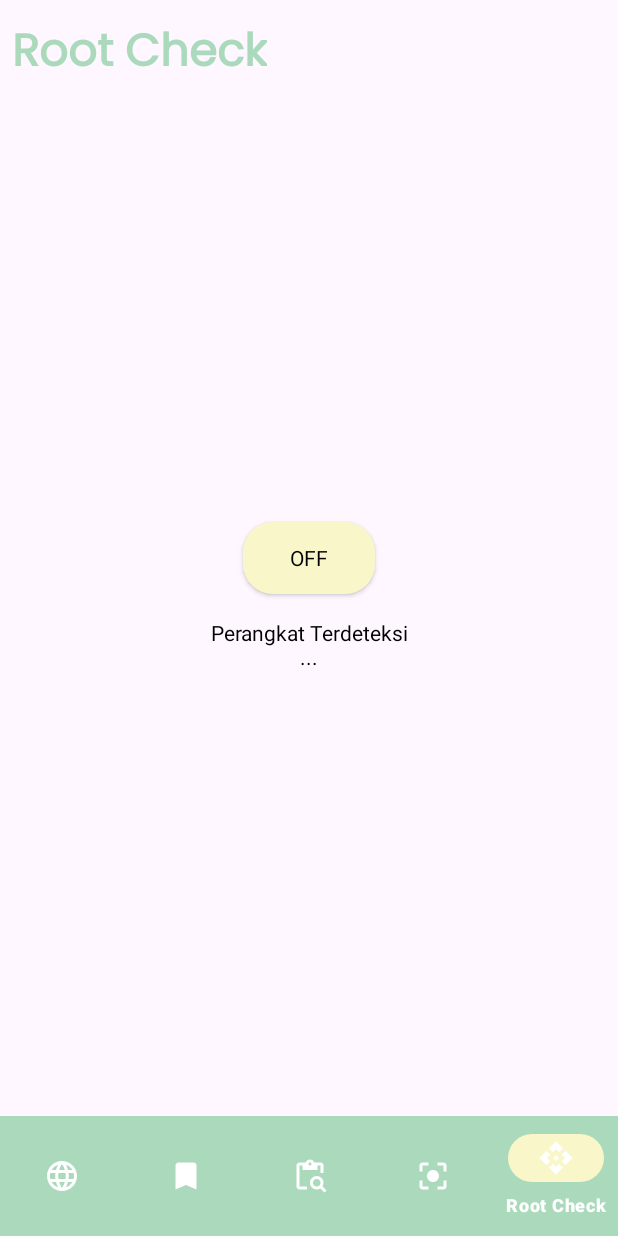
After one commit to msandypr/android-news-app, an Android app: the RootCheckFragment screen opened through its navigation route, on a phone screen of 412 x 824 dp. The commit adds this screen. Run offline under Robolectric (Android 15) with nearby library versions, the phone set to English and light mode, and no system bars; our stand-ins replace Room's generated code, navigation-ui; libraries missing offline, so code that uses them is left out: com.scottyab.rootbeer; pictures from the network do not load.

Commit message:
feat: root detection

```diff
--- a/app/build.gradle.kts
+++ b/app/build.gradle.kts
@@ -98,4 +98,7 @@ dependencies {
     implementation("com.google.firebase:firebase-crashlytics")
     implementation("com.google.firebase:firebase-analytics")
 
+    //rootbeer
+    implementation ("com.scottyab:rootbeer-lib:0.0.9")
+
 }
--- a/app/src/main/AndroidManifest.xml
+++ b/app/src/main/AndroidManifest.xml
@@ -10,6 +10,7 @@
     <uses-permission android:name="android.permission.INTERNET" />
     <uses-permission android:name="android.permission.CAMERA" />
     <uses-permission android:name="android.permission.WRITE_EXTERNAL_STORAGE" />
+    <uses-permission android:name="android.permission.READ_PHONE_STATE" />
 
     <application
         android:allowBackup="true"
--- /dev/null
+++ b/app/src/main/java/com/msandypr/thesandynews/ui/fragments/RootCheckFragment.kt
@@ -0,0 +1,104 @@
+package com.msandypr.thesandynews.ui.fragments
+
+import android.annotation.SuppressLint
+import android.content.res.ColorStateList
+import android.os.Bundle
+import android.text.Spannable
+import android.text.SpannableString
+import android.text.style.ForegroundColorSpan
+import androidx.fragment.app.Fragment
+import android.view.LayoutInflater
+import android.view.View
+import android.view.ViewGroup
+import android.widget.TextView
+import android.widget.Toast
+import android.widget.ToggleButton
+import androidx.core.content.ContextCompat
+import com.msandypr.thesandynews.R
+import com.scottyab.rootbeer.RootBeer
+
+class RootCheckFragment : Fragment() {
+    private lateinit var toggleButton: ToggleButton
+    private lateinit var statusTextView: TextView
+
+    private var originalButtonBackgroundColor: Int = 0
+
+    override fun onCreateView(
+        inflater: LayoutInflater,
+        container: ViewGroup?,
+        savedInstanceState: Bundle?
+    ): View? {
+        return inflater.inflate(R.layout.fragment_root_check, container, false)
+    }
+
+    @SuppressLint("SetTextI18n")
+    override fun onViewCreated(view: View, savedInstanceState: Bundle?) {
+        super.onViewCreated(view, savedInstanceState)
+
+        toggleButton = view.findViewById(R.id.toggleButton)
+        statusTextView = view.findViewById(R.id.statusTextView)
+
+        originalButtonBackgroundColor = ContextCompat.getColor(requireContext(), R.color.buttonRootCheckBackgroundColor)
+
+        val buttonColors = ColorStateList(
+            arrayOf(
+                intArrayOf(android.R.attr.state_checked),
+                intArrayOf(-android.R.attr.state_checked)
+            ),
+            intArrayOf(
+                ContextCompat.getColor(requireContext(), R.color.textColorRooted),
+                originalButtonBackgroundColor
+            )
+        )
+
+        toggleButton.backgroundTintList = buttonColors
+
+        toggleButton.setOnCheckedChangeListener { _, isChecked ->
+            if (isChecked) {
+                checkRootStatus()
+            } else {
+                toggleButton.backgroundTintList = buttonColors
+                statusTextView.text = "Perangkat Terdeteksi\n..."
+            }
+        }
+    }
+
+    private fun checkRootStatus() {
+        val rootBeer = RootBeer(requireContext())
+        val isRooted = rootBeer.isRooted
+
+        val status: String = if (rootBeer.isRooted) {
+            // Perangkat sudah di-root
+            "Perangkat Terdeteksi\nRooted"
+        } else {
+            // Perangkat belum di-root
+            "Perangkat Terdeteksi\nNon-Rooted"
+        }
+
+        displayRootPopup(status, isRooted)
+    }
+
+    private fun displayRootPopup(status: String, isRooted: Boolean) {
+        Toast.makeText(requireContext(), status, Toast.LENGTH_SHORT).show()
+
+        val parts = status.split("\n")
+        if (parts.size == 2) {
+            val rootPart = parts[1]
+
+            val textColorResId = if (isRooted) R.color.textColorRooted else R.color.textColorNonRooted
+
+            val spannableString = SpannableString(status)
+            spannableString.setSpan(
+                ForegroundColorSpan(ContextCompat.getColor(requireContext(), textColorResId)),
+                status.indexOf(rootPart),
+                status.indexOf(rootPart) + rootPart.length,
+                Spannable.SPAN_EXCLUSIVE_EXCLUSIVE
+            )
+
+            statusTextView.text = spannableString
+
+            val buttonColorResId = if (isRooted) R.color.textColorRooted else R.color.textColorNonRooted
+            toggleButton.backgroundTintList = ContextCompat.getColorStateList(requireContext(), buttonColorResId)
+        }
+    }
+}
--- /dev/null
+++ b/app/src/main/res/drawable/baseline_root_check.xml
@@ -0,0 +1,5 @@
+<vector android:height="24dp" android:tint="#000000"
+    android:viewportHeight="24" android:viewportWidth="24"
+    android:width="24dp" xmlns:android="http://schemas.android.com/apk/res/android">
+    <path android:fillColor="@android:color/white" android:pathData="M14,12l-2,2l-2,-2l2,-2L14,12zM12,6l2.12,2.12l2.5,-2.5L12,1L7.38,5.62l2.5,2.5L12,6zM6,12l2.12,-2.12l-2.5,-2.5L1,12l4.62,4.62l2.5,-2.5L6,12zM18,12l-2.12,2.12l2.5,2.5L23,12l-4.62,-4.62l-2.5,2.5L18,12zM12,18l-2.12,-2.12l-2.5,2.5L12,23l4.62,-4.62l-2.5,-2.5L12,18z"/>
+</vector>
--- /dev/null
+++ b/app/src/main/res/drawable/toggle_button_background.xml
@@ -0,0 +1,15 @@
+<?xml version="1.0" encoding="utf-8"?>
+<selector xmlns:android="http://schemas.android.com/apk/res/android">
+    <item android:state_checked="true">
+        <shape android:shape="rectangle">
+            <solid android:color="#AAD9BB" />
+            <corners android:radius="20dp" />
+        </shape>
+    </item>
+    <item>
+        <shape android:shape="rectangle">
+            <solid android:color="#F9F7C9" />
+            <corners android:radius="20dp" />
+        </shape>
+    </item>
+</selector>
--- /dev/null
+++ b/app/src/main/res/layout/fragment_root_check.xml
@@ -0,0 +1,41 @@
+<?xml version="1.0" encoding="utf-8"?>
+<RelativeLayout xmlns:android="http://schemas.android.com/apk/res/android"
+    xmlns:tools="http://schemas.android.com/tools"
+    android:layout_width="match_parent"
+    android:layout_height="match_parent"
+    tools:context=".ui.fragments.RootCheckFragment">
+
+    <TextView
+        android:layout_width="wrap_content"
+        android:layout_height="wrap_content"
+        android:text="Root Check"
+        android:textSize="30sp"
+        android:fontFamily="@font/poppins"
+        android:textColor="@color/green"
+        android:textStyle="bold"
+        android:layout_marginStart="8dp"
+        android:layout_marginTop="12dp" />
+
+    <ToggleButton
+        android:id="@+id/toggleButton"
+        android:layout_width="wrap_content"
+        android:layout_height="wrap_content"
+        android:text="Root Toggle"
+        android:textColor="@color/black"
+        android:layout_centerInParent="true"
+        android:checked="false"
+        style="@style/ToggleButtonStyle"
+        android:gravity="center"/>
+
+    <TextView
+        android:id="@+id/statusTextView"
+        android:layout_width="wrap_content"
+        android:layout_height="wrap_content"
+        android:layout_below="@id/toggleButton"
+        android:layout_centerHorizontal="true"
+        android:layout_marginTop="16dp"
+        android:text="Perangkat Terdeteksi\n..."
+        android:textAlignment="center"
+        android:textColor="@android:color/black" />
+
+</RelativeLayout>
--- a/app/src/main/res/menu/bottom_navigation_menu.xml
+++ b/app/src/main/res/menu/bottom_navigation_menu.xml
@@ -19,11 +19,16 @@
         android:icon="@drawable/baseline_search">
     </item>
 
-    <!-- Item-menu for launching an activity -->
     <item
         android:id="@+id/qrCodeFragment"
         android:title="QR Code"
         android:icon="@drawable/baseline_qrcode">
     </item>
 
+    <item
+        android:id="@+id/rootCheckFragment"
+        android:title="Root Check"
+        android:icon="@drawable/baseline_root_check">
+    </item>
+
 </menu>
--- a/app/src/main/res/navigation/news_nav_graph.xml
+++ b/app/src/main/res/navigation/news_nav_graph.xml
@@ -1,6 +1,7 @@
 <?xml version="1.0" encoding="utf-8"?>
 <navigation xmlns:android="http://schemas.android.com/apk/res/android"
     xmlns:app="http://schemas.android.com/apk/res-auto"
+    xmlns:tools="http://schemas.android.com/tools"
     android:id="@+id/news_nav_graph"
     app:startDestination="@id/headlinesFragment">
 
@@ -49,4 +50,9 @@
             android:id="@+id/action_qrCodeFragment_to_headlinesFragment2"
             app:destination="@id/headlinesFragment" />
     </fragment>
+    <fragment
+        android:id="@+id/rootCheckFragment"
+        android:name="com.msandypr.thesandynews.ui.fragments.RootCheckFragment"
+        android:label="fragment_root_check"
+        tools:layout="@layout/fragment_root_check" />
 </navigation>
--- a/app/src/main/res/values/colors.xml
+++ b/app/src/main/res/values/colors.xml
@@ -4,4 +4,7 @@
     <color name="white">#FFFFFFFF</color>
     <color name="green">#AAD9BB</color>
     <color name="yellow">#F9F7C9</color>
+    <color name="textColorNonRooted">#AAD9BB</color>
+    <color name="textColorRooted">#FF0000</color>
+    <color name="buttonRootCheckBackgroundColor">#F9F7C9</color>
 </resources>
--- /dev/null
+++ b/app/src/main/res/values/styles.xml
@@ -0,0 +1,8 @@
+<?xml version="1.0" encoding="utf-8"?>
+<resources>
+    <style name="ToggleButtonStyle" parent="Widget.AppCompat.CompoundButton.CheckBox">
+        <item name="android:button">@null</item>
+        <item name="android:background">@drawable/toggle_button_background</item>
+        <item name="android:textColor">@android:color/white</item>
+    </style>
+</resources>
```
